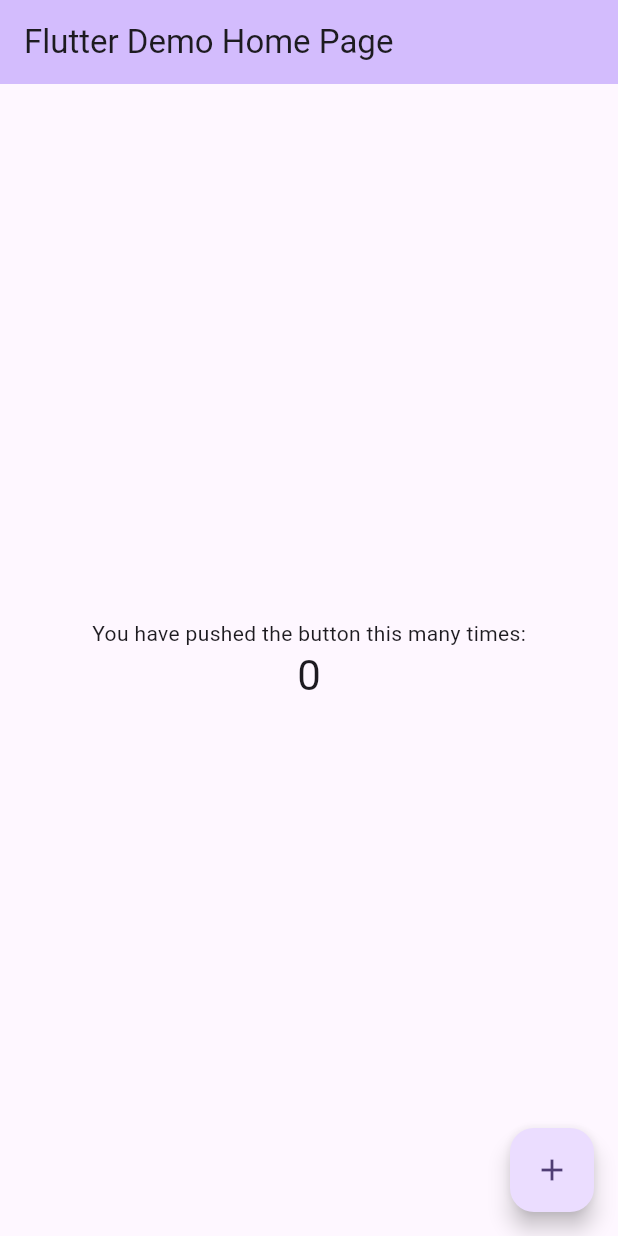
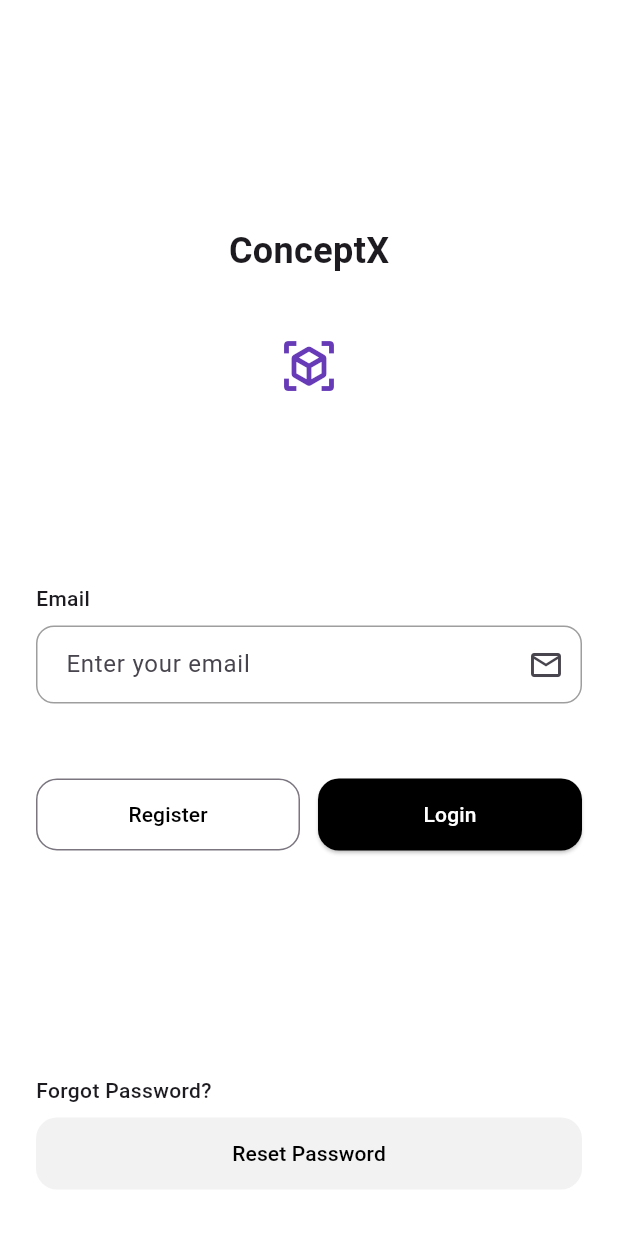
Before and after one commit to alexap120/Echo-Lock-Password-Manager, a Flutter app: the screen it shows after launch, on a phone screen of 412 x 824 dp. Run offline on Flutter 3.47's test engine with Material 3 defaults, Android fonts, the phone set to English and light mode, and no system bars.

Commit message:
Login/Registration screens addition

```diff
--- a/lib/main.dart
+++ b/lib/main.dart
@@ -1,4 +1,5 @@
 import 'package:flutter/material.dart';
+import 'screens/login.dart';
 
 void main() {
   runApp(const MyApp());
@@ -6,117 +7,14 @@ void main() {
 
 class MyApp extends StatelessWidget {
   const MyApp({super.key});
-
-  // This widget is the root of your application.
   @override
   Widget build(BuildContext context) {
     return MaterialApp(
       title: 'Flutter Demo',
       theme: ThemeData(
-        // This is the theme of your application.
-        //
-        // TRY THIS: Try running your application with "flutter run". You'll see
-        // the application has a purple toolbar. Then, without quitting the app,
-        // try changing the seedColor in the colorScheme below to Colors.green
-        // and then invoke "hot reload" (save your changes or press the "hot
-        // reload" button in a Flutter-supported IDE, or press "r" if you used
-        // the command line to start the app).
-        //
-        // Notice that the counter didn't reset back to zero; the application
-        // state is not lost during the reload. To reset the state, use hot
-        // restart instead.
-        //
-        // This works for code too, not just values: Most code changes can be
-        // tested with just a hot reload.
         colorScheme: ColorScheme.fromSeed(seedColor: Colors.deepPurple),
       ),
-      home: const MyHomePage(title: 'Flutter Demo Home Page'),
+      home: const LoginScreen(),
     );
   }
 }
-
-class MyHomePage extends StatefulWidget {
-  const MyHomePage({super.key, required this.title});
-
-  // This widget is the home page of your application. It is stateful, meaning
-  // that it has a State object (defined below) that contains fields that affect
-  // how it looks.
-
-  // This class is the configuration for the state. It holds the values (in this
-  // case the title) provided by the parent (in this case the App widget) and
-  // used by the build method of the State. Fields in a Widget subclass are
-  // always marked "final".
-
-  final String title;
-
-  @override
-  State<MyHomePage> createState() => _MyHomePageState();
-}
-
-class _MyHomePageState extends State<MyHomePage> {
-  int _counter = 0;
-
-  void _incrementCounter() {
-    setState(() {
-      // This call to setState tells the Flutter framework that something has
-      // changed in this State, which causes it to rerun the build method below
-      // so that the display can reflect the updated values. If we changed
-      // _counter without calling setState(), then the build method would not be
-      // called again, and so nothing would appear to happen.
-      _counter++;
-    });
-  }
-
-  @override
-  Widget build(BuildContext context) {
-    // This method is rerun every time setState is called, for instance as done
-    // by the _incrementCounter method above.
-    //
-    // The Flutter framework has been optimized to make rerunning build methods
-    // fast, so that you can just rebuild anything that needs updating rather
-    // than having to individually change instances of widgets.
-    return Scaffold(
-      appBar: AppBar(
-        // TRY THIS: Try changing the color here to a specific color (to
-        // Colors.amber, perhaps?) and trigger a hot reload to see the AppBar
-        // change color while the other colors stay the same.
-        backgroundColor: Theme.of(context).colorScheme.inversePrimary,
-        // Here we take the value from the MyHomePage object that was created by
-        // the App.build method, and use it to set our appbar title.
-        title: Text(widget.title),
-      ),
-      body: Center(
-        // Center is a layout widget. It takes a single child and positions it
-        // in the middle of the parent.
-        child: Column(
-          // Column is also a layout widget. It takes a list of children and
-          // arranges them vertically. By default, it sizes itself to fit its
-          // children horizontally, and tries to be as tall as its parent.
-          //
-          // Column has various properties to control how it sizes itself and
-          // how it positions its children. Here we use mainAxisAlignment to
-          // center the children vertically; the main axis here is the vertical
-          // axis because Columns are vertical (the cross axis would be
-          // horizontal).
-          //
-          // TRY THIS: Invoke "debug painting" (choose the "Toggle Debug Paint"
-          // action in the IDE, or press "p" in the console), to see the
-          // wireframe for each widget.
-          mainAxisAlignment: MainAxisAlignment.center,
-          children: <Widget>[
-            const Text('You have pushed the button this many times:'),
-            Text(
-              '$_counter',
-              style: Theme.of(context).textTheme.headlineMedium,
-            ),
-          ],
-        ),
-      ),
-      floatingActionButton: FloatingActionButton(
-        onPressed: _incrementCounter,
-        tooltip: 'Increment',
-        child: const Icon(Icons.add),
-      ), // This trailing comma makes auto-formatting nicer for build methods.
-    );
-  }
-}
--- /dev/null
+++ b/lib/screens/login.dart
@@ -0,0 +1,115 @@
+import 'package:flutter/material.dart';
+import '../widgets/custom_input_field.dart';
+import 'register.dart';
+
+class LoginScreen extends StatelessWidget {
+  const LoginScreen({super.key});
+
+  @override
+  Widget build(BuildContext context) {
+    final emailController = TextEditingController();
+
+    return Scaffold(
+      backgroundColor: Colors.white,
+      body: Padding(
+        padding: const EdgeInsets.symmetric(horizontal: 24.0),
+        child: Center(
+          child: Column(
+            children: [
+              const SizedBox(height: 150),
+              const Text(
+                'ConceptX',
+                style: TextStyle(
+                  fontSize: 24,
+                  fontWeight: FontWeight.bold,
+                ),
+              ),
+              const SizedBox(height: 40),
+              const Icon(
+                Icons.view_in_ar,
+                color: Colors.deepPurple,
+                size: 40,
+              ),
+              const SizedBox(height: 125),
+
+              CustomInputField(
+                label: 'Email',
+                hintText: 'Enter your email',
+                controller: emailController,
+                icon: Icons.email_outlined,
+              ),
+              const SizedBox(height: 50),
+              Row(
+                mainAxisAlignment: MainAxisAlignment.spaceBetween,
+                children: [
+                  Expanded(
+                    child: OutlinedButton(
+                      onPressed: () {
+                        Navigator.push(
+                          context,
+                          MaterialPageRoute(builder: (context) => const RegisterScreen()),
+                        );
+                      },
+                      style: OutlinedButton.styleFrom(
+                        foregroundColor: Colors.black,
+                        padding: const EdgeInsets.symmetric(vertical: 14),
+                        shape: RoundedRectangleBorder(
+                          borderRadius: BorderRadius.circular(14),
+                        ),
+                      ),
+                      child: const Text('Register'),
+                    ),
+                  ),
+                  const SizedBox(width: 12),
+                  Expanded(
+                    child: ElevatedButton(
+                      onPressed: () {
+                        // Handle login
+                      },
+                      style: ElevatedButton.styleFrom(
+                        backgroundColor: Colors.black,
+                        foregroundColor: Colors.white,
+                        padding: const EdgeInsets.symmetric(vertical: 14),
+                        shape: RoundedRectangleBorder(
+                          borderRadius: BorderRadius.circular(14),
+                        ),
+                      ),
+                      child: const Text('Login'),
+                    ),
+                  ),
+                ],
+              ),
+              const SizedBox(height: 150),
+              Align(
+                alignment: Alignment.centerLeft,
+                child: const Text(
+                  'Forgot Password?',
+                  style: TextStyle(fontWeight: FontWeight.w500),
+                ),
+              ),
+              const SizedBox(height: 8),
+              SizedBox(
+                width: double.infinity,
+                child: ElevatedButton(
+                  onPressed: () {
+                    // Handle password reset
+                  },
+                  style: ElevatedButton.styleFrom(
+                    backgroundColor: const Color.fromARGB(255, 242, 242, 242),
+                    foregroundColor: Colors.black,
+                    padding: const EdgeInsets.symmetric(vertical: 14),
+                    shape: RoundedRectangleBorder(
+                      borderRadius: BorderRadius.circular(14),
+                    ),
+                    elevation: 0,
+                  ),
+                  child: const Text('Reset Password'),
+                ),
+              ),
+            ],
+          ),
+        ),
+      ),
+    );
+  }
+}
--- /dev/null
+++ b/lib/widgets/custom_input_field.dart
@@ -0,0 +1,63 @@
+import 'package:flutter/material.dart';
+
+class CustomInputField extends StatelessWidget {
+  final String label;
+  final String hintText;
+  final TextEditingController controller;
+  final bool obscureText;
+  final IconData icon;
+  final TextInputType keyboardType;
+  final VoidCallback? onIconTap;
+
+  const CustomInputField({
+    super.key,
+    required this.label,
+    required this.hintText,
+    required this.controller,
+    required this.icon,
+    this.obscureText = false,
+    this.keyboardType = TextInputType.text,
+    this.onIconTap,
+  });
+
+  @override
+  Widget build(BuildContext context) {
+    return Column(
+      crossAxisAlignment: CrossAxisAlignment.start,
+      children: [
+        Text(
+          label,
+          style: const TextStyle(fontSize: 14, fontWeight: FontWeight.w500),
+        ),
+        const SizedBox(height: 8),
+        TextField(
+          controller: controller,
+          obscureText: obscureText,
+          keyboardType: keyboardType,
+          decoration: InputDecoration(
+            hintText: hintText,
+            filled: true,
+            fillColor: Colors.white,
+            contentPadding: const EdgeInsets.symmetric(horizontal: 16, vertical: 14),
+            suffixIcon: GestureDetector(
+              onTap: onIconTap,
+              child: Icon(icon),
+            ),
+            enabledBorder: OutlineInputBorder(
+              borderRadius: BorderRadius.circular(12),
+              borderSide: const BorderSide(color: Colors.grey),
+            ),
+            focusedBorder: OutlineInputBorder(
+              borderRadius: BorderRadius.circular(12),
+              borderSide: const BorderSide(color: Colors.grey, width: 1.5),
+            ),
+            border: OutlineInputBorder(
+              borderRadius: BorderRadius.circular(12),
+              borderSide: const BorderSide(color: Colors.grey),
+            ),
+          ),
+        ),
+      ],
+    );
+  }
+}
```
Also changed, not shown: lib/screens/register.dart (added, +142 -0 lines).
